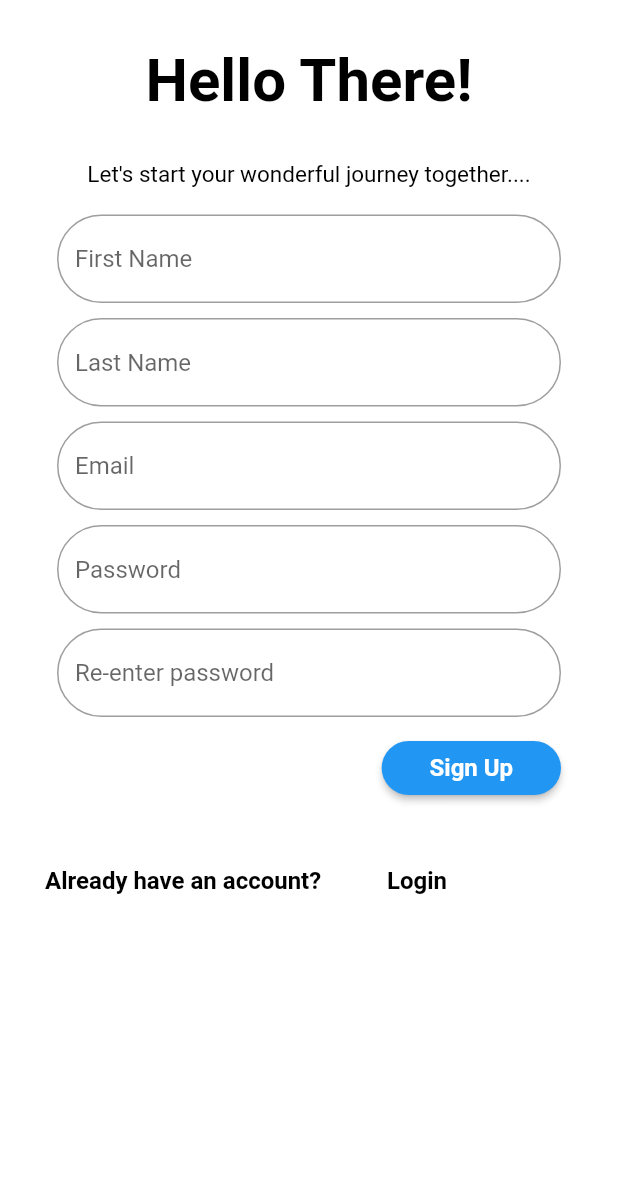
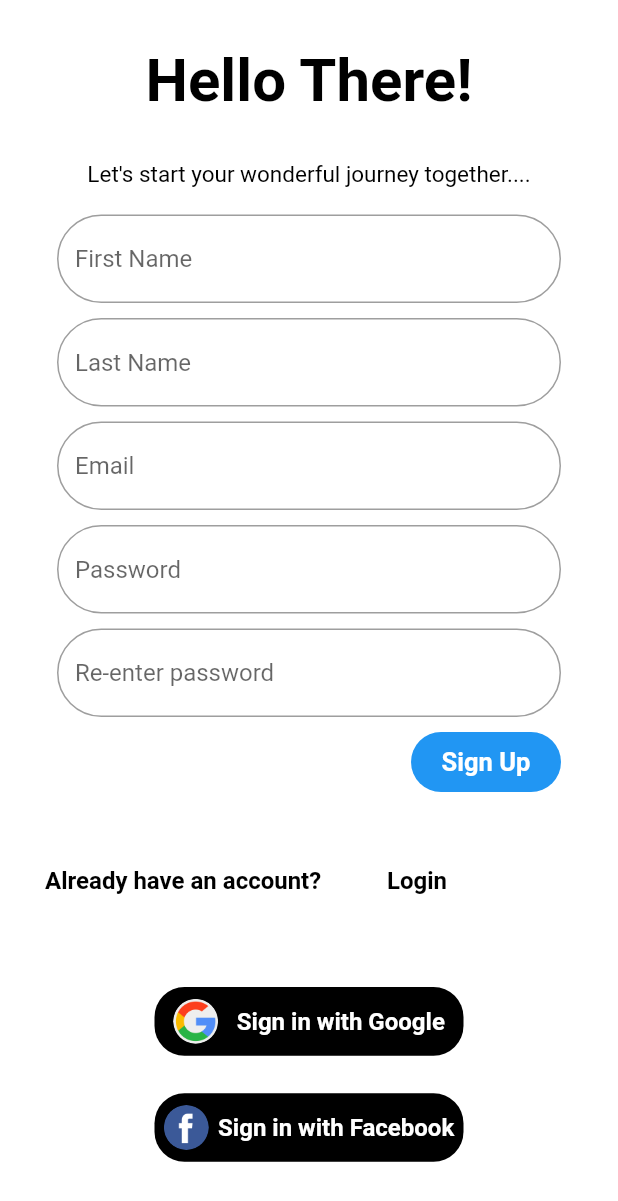
Before and after one commit to Shoaib-raza-01/java-7-days-challenge, a Flutter app: the screen it shows after launch, on a phone screen of 412 x 824 dp. Shown: the top 1201 px of the screen. Run offline on Flutter 3.47's test engine with Material 2 defaults, Android fonts, the phone set to English and light mode, and no system bars.

Commit message:
added login option

```diff
--- a/lib/main.dart
+++ b/lib/main.dart
@@ -41,6 +41,7 @@ class _FirstScreenState extends State<FirstScreen> {
   // late String _email;                                  //firebase
   // late String _password;                               //firebase
   // final GoogleSignIn googleSignIn = GoogleSignIn();    //firebase
+  bool changeButton = false;
   @override
   Widget build(BuildContext context) {
     return Scaffold(
@@ -80,7 +81,7 @@ class _FirstScreenState extends State<FirstScreen> {
                       height: 10,
                     ),
                     Container(
-                    height: MediaQuery.of(context).size.height/2,
+                      height: MediaQuery.of(context).size.height / 2,
                       child: Form(
                         // key: _formKey,
                         child: Padding(
@@ -140,37 +141,67 @@ class _FirstScreenState extends State<FirstScreen> {
                                   // errorStyle: TextStyle(color: Colors.black),
                                 ),
                               ),
-                            ElevatedButton(
-                            style: ButtonStyle(
-                                backgroundColor:
-                                    MaterialStateProperty.resolveWith<Color>(
-                                  (Set<MaterialState> states) {
-                                    if (states.contains(MaterialState.pressed)) {
-                                      return Theme.of(context)
-                                          .colorScheme
-                                          .primary
-                                          .withOpacity(0.8);
-                                    }
-                                    return Colors.blue;
+                              // ElevatedButton(
+                              //     style: ButtonStyle(
+                              //       backgroundColor: MaterialStateProperty
+                              //           .resolveWith<Color>(
+                              //         (Set<MaterialState> states) {
+                              //           if (states
+                              //               .contains(MaterialState.pressed)) {
+                              //             return Theme.of(context)
+                              //                 .colorScheme
+                              //                 .primary
+                              //                 .withOpacity(0.8);
+                              //           }
+                              //           return Colors.blue;
+                              //         },
+                              //       ),
+                              //       shape: MaterialStateProperty.all<
+                              //           RoundedRectangleBorder>(
+                              //         RoundedRectangleBorder(
+                              //           borderRadius:
+                              //               BorderRadius.circular(40.0),
+                              //         ),
+                              //       ),
+                              //     ),
+                              //     // minWidth: double.infinity,       //use in MaterialButton
+                              //     // height: 60,                     //use in MaterialButton
+                              //     onPressed: () async {},
+                              //     child: const Text(
+                              //       "    Sign Up    ",
+                              //       style: TextStyle(
+                              //         fontWeight: FontWeight.w600,
+                              //         fontSize: 16,
+                              //         color: Colors.white,
+                              //       ),
+                              //     )
+                              // ),
+                              InkWell(
+                                onTap: () async {
+                                  setState(() {
+                                    changeButton = true;
+                                  });
+                                  await Future.delayed(const Duration(seconds: 1));
                                 },
+                                child: AnimatedContainer(
+                                    height: changeButton?50: 40,
+                                    width: changeButton? 50: 100,
+                                    alignment: Alignment.center,
+                                    decoration: BoxDecoration(
+                                      color: Colors.blue,
+                                      borderRadius: BorderRadius.circular(changeButton? 50 : 40),
                                     ),
-                                shape: MaterialStateProperty.all<RoundedRectangleBorder>(
-                                  RoundedRectangleBorder(
-                                    borderRadius: BorderRadius.circular(40.0),
+                                    duration: const Duration(seconds: 1),
+                                    child : changeButton?const Icon(Icons.done,
+                                    color: Colors.white,
+                                    ): const Text("Sign Up", style: TextStyle(
+                                      color: Colors.white,
+                                      fontWeight: FontWeight.bold,
+                                      fontSize: 17,
+                                    ),
+                                    )
                                 ),
                               ),
-                              ),
-                              // minWidth: double.infinity,       //use in MaterialButton
-                              // height: 60,                     //use in MaterialButton
-                              onPressed: () async{},
-                              child: const Text(
-                                "    Sign Up    ",
-                                style: TextStyle(
-                                  fontWeight: FontWeight.w600,
-                                  fontSize: 16,
-                                  color: Colors.white,
-                                ),
-                              )),
                             ],
                           ),
                         ),
@@ -180,12 +211,12 @@ class _FirstScreenState extends State<FirstScreen> {
                       //         image: AssetImage('assets/images/flutter.png')),
                       // ),
                     ),
-
                     SizedBox(
                       height: 80,
                       child: Row(
                         children: [
-                        const Text("Already have an account?",
+                          const Text(
+                            "Already have an account?",
                             style: TextStyle(
                               fontWeight: FontWeight.w600,
                               fontSize: 16,
@@ -206,6 +237,79 @@ class _FirstScreenState extends State<FirstScreen> {
                         ],
                       ),
                     ),
+                    const SizedBox(
+                      height: 6,
+                    ),
+                    InkWell(
+                      child: Container(
+                          width: MediaQuery.of(context).size.width / 2,
+                          height: MediaQuery.of(context).size.height / 18,
+                          margin: const EdgeInsets.only(top: 25),
+                          decoration: BoxDecoration(
+                              borderRadius: BorderRadius.circular(20),
+                              color: Colors.black),
+                          child: Center(
+                              child: Row(
+                            mainAxisAlignment: MainAxisAlignment.spaceEvenly,
+                            children: <Widget>[
+                              Container(
+                                height: 30.0,
+                                width: 30.0,
+                                decoration: const BoxDecoration(
+                                  image: DecorationImage(
+                                      image: AssetImage(
+                                          'assets/images/google.png'),
+                                      fit: BoxFit.cover),
+                                  shape: BoxShape.circle,
+                                ),
+                              ),
+                              const Text(
+                                'Sign in with Google',
+                                style: TextStyle(
+                                    fontSize: 16.0,
+                                    fontWeight: FontWeight.bold,
+                                    color: Colors.white),
+                              ),
+                            ],
+                          ))),
+                      onTap: () {}, //function for google
+                    ),
+                    InkWell(
+                      child: Container(
+                        width: MediaQuery.of(context).size.width / 2,
+                        height: MediaQuery.of(context).size.height / 18,
+                        margin: const EdgeInsets.only(top: 25),
+                        decoration: BoxDecoration(
+                            borderRadius: BorderRadius.circular(20),
+                            color: Colors.black),
+                        child: Center(
+                          child: Row(
+                            mainAxisAlignment: MainAxisAlignment.spaceEvenly,
+                            children: <Widget>[
+                              Container(
+                                height: 30.0,
+                                width: 30.0,
+                                decoration: const BoxDecoration(
+                                  image: DecorationImage(
+                                      image: AssetImage(
+                                          'assets/images/facebook.png'),
+                                      fit: BoxFit.cover),
+                                  shape: BoxShape.circle,
+                                ),
+                              ),
+                              const Text(
+                                'Sign in with Facebook',
+                                style: TextStyle(
+                                    fontSize: 16.0,
+                                    fontWeight: FontWeight.bold,
+                                    color: Colors.white),
+                              ),
+                            ],
+                          ),
+                        ),
+                      ),
+                      onTap: () {}, //function for facebook
+                    ),
                   ],
                 ),
               ],
--- /dev/null
+++ b/lib/util/routes.dart
@@ -0,0 +1,3 @@
+class MyRoutes {
+  static String dashboard = "/dashboard";
+}
```
Also changed, not shown: assets/images/facebook.png (added), assets/images/google.png (added), lib/screens/dashboard.dart (added). Lines whose indentation alone changed are shown as unchanged.
